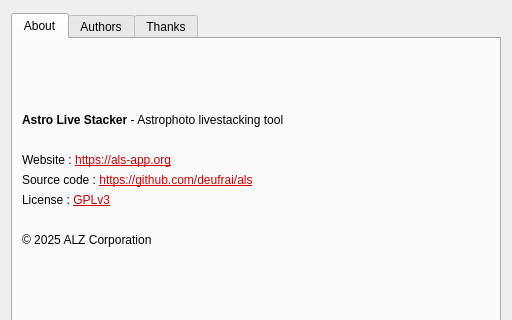
deufrai/als, file src/als/ui/about_ui.ui: the form before one commit; both pictures show x 0 to 512 and y 196 to 516 of the 512 by 638 pixel window.
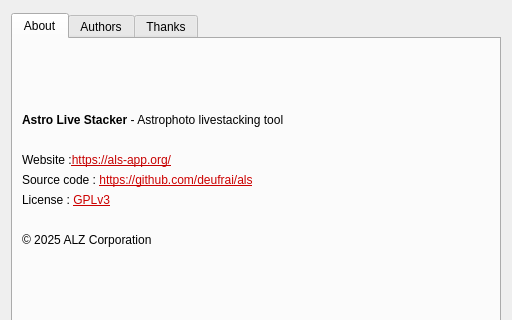
The form after the commit. The open tabs and pages were chosen to show the change. Icons and pictures are not drawn.

Commit message:
add source tracking to both URLs leading to ALS website
This just allows us to know where our visitors come from and if the in-app
features are used and deserve some love

Patch:
```diff
--- a/src/als/ui/about_ui.ui
+++ b/src/als/ui/about_ui.ui
@@ -221,7 +221,7 @@
        <item>
         <widget class="QLabel" name="label">
          <property name="text">
-          <string>&lt;html&gt;&lt;head/&gt;&lt;body&gt;&lt;p&gt;Website : &lt;a href=&quot;https://als-app.org&quot;&gt;&lt;span style=&quot; text-decoration: underline; color:#CC0000;&quot;&gt;https://als-app.org&lt;/span&gt;&lt;/a&gt;&lt;/p&gt;&lt;/body&gt;&lt;/html&gt;</string>
+          <string>&lt;html&gt;&lt;head/&gt;&lt;body&gt;&lt;p&gt;Website :&lt;a href=&quot;https://als-app.org/?mtm_campaign=homeFromApp&quot;&gt;&lt;span style=&quot; text-decoration: underline; color:#c60000;&quot;&gt;https://als-app.org/&lt;/span&gt;&lt;/a&gt;&lt;/p&gt;&lt;/body&gt;&lt;/html&gt;</string>
          </property>
          <property name="openExternalLinks">
           <bool>true</bool>
```
Left out of the diff: 2 changed lines with no effect on the pictures. The commit also changes 1 other file.
